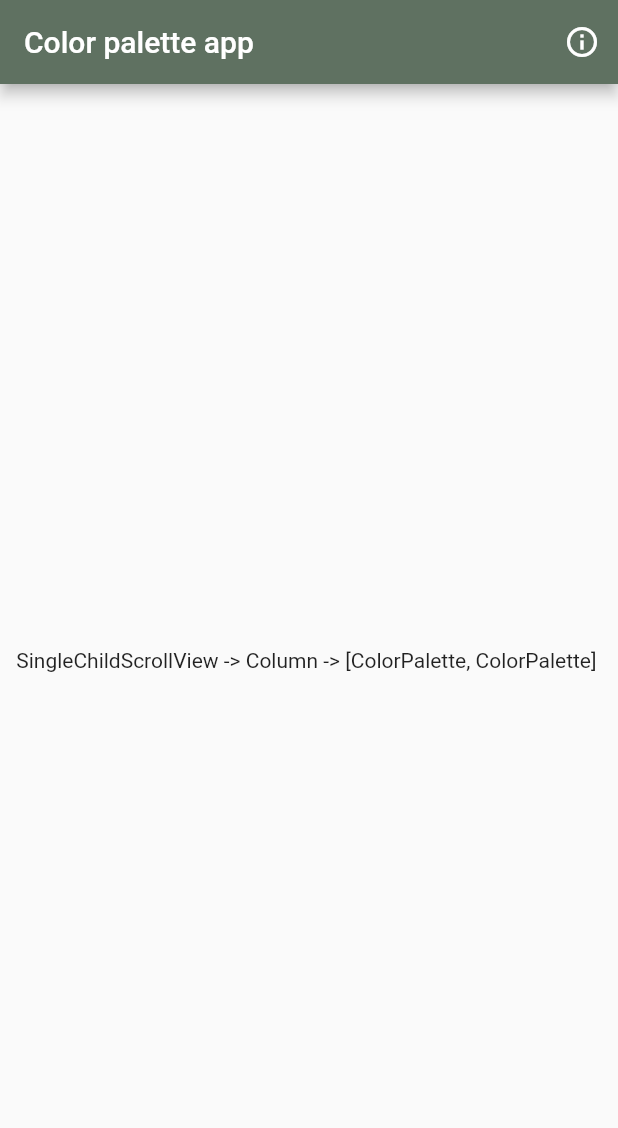
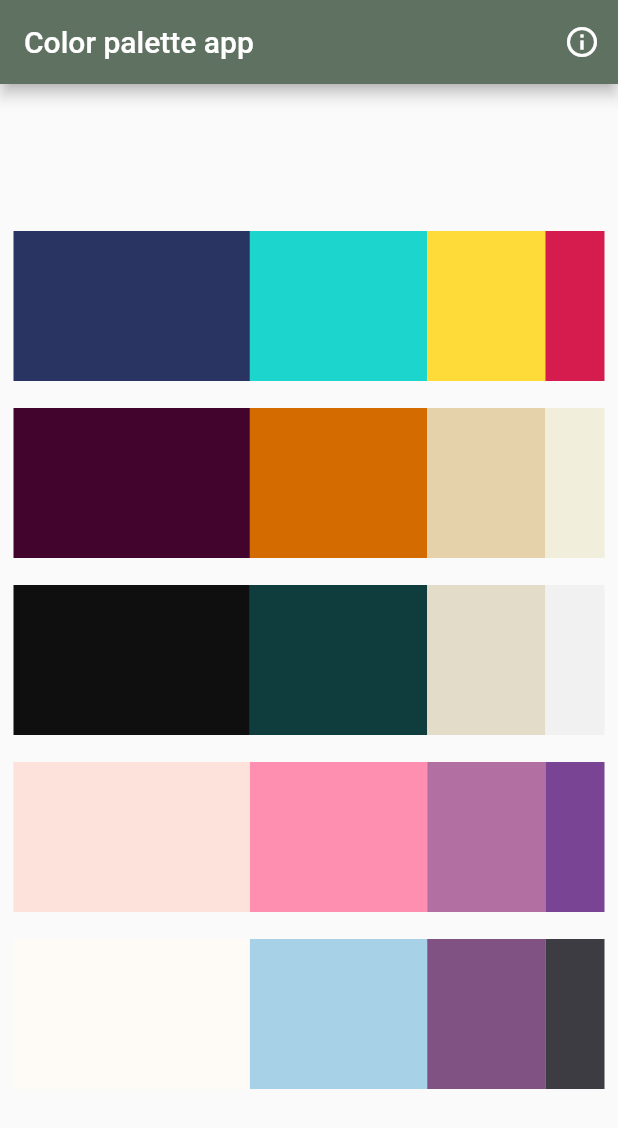
Before and after one commit to AlejandroBlanco2001/f_color_pallete, a Flutter app: the screen it shows after launch, on a phone screen of 412 x 824 dp. Shown: the top 1128 px of the screen. Run offline on Flutter 3.47's test engine with Material 2 defaults, Android fonts, the phone set to English and light mode, and no system bars; our stand-ins replace get, loggy.

Commit message:
First and Last

```diff
--- a/lib/ui/my_app.dart
+++ b/lib/ui/my_app.dart
@@ -10,6 +10,7 @@ class MyApp extends StatelessWidget {
   Widget build(BuildContext context) {
     // vamos a usar GetMaterialApp para pdoer usar un diálogo sin context
     return GetMaterialApp(
+      title: 'Taller colores',
       theme: ThemeData(
         brightness: Brightness.light,
         primarySwatch: ColorUtils.CreateMaterialColor('5F7161'),
--- a/lib/ui/pages/color_selection_page.dart
+++ b/lib/ui/pages/color_selection_page.dart
@@ -25,9 +25,45 @@ class ColorSelectionPage extends StatelessWidget {
           ],
         ),
         // https://colorhunt.co/
-        body: (const Center(
-          child: Text(
-              "SingleChildScrollView -> Column -> [ColorPalette, ColorPalette] "),
+        body: (Center(
+          child: SingleChildScrollView(
+            child: Column(
+              children: [
+                ColorPalette(
+                  baseColor: '293462',
+                  baseColor1: '1CD6CE',
+                  baseColor2: 'FEDB39',
+                  baseColor3: 'D61C4E',
+                  callback: showColor
+                ),
+                ColorPalette(
+                  baseColor: '42032C',
+                  baseColor1: 'D36B00',
+                  baseColor2: 'E6D2AA',
+                  baseColor3: 'F1EFDC',
+                  callback: showColor
+                ),
+                ColorPalette(
+                  baseColor: '100F0F',
+                  baseColor1: '0F3D3E',
+                  baseColor2: 'E2DCC8',
+                  baseColor3: 'F1F1F1',
+                  callback: showColor
+                ),
+                ColorPalette(
+                  baseColor: 'FCE2DB',
+                  baseColor1: 'FF8FB1',
+                  baseColor2: 'B270A2',
+                  baseColor3: '7A4495',
+                  callback: showColor),
+                ColorPalette(
+                  baseColor: 'FEFBF6',
+                  baseColor1: 'A6D1E6',
+                  baseColor2: '7F5283',
+                  baseColor3: '3D3C42',
+                  callback: showColor),
+            ],)
+          )
         )));
   }
 
--- a/lib/ui/widgets/color_palette.dart
+++ b/lib/ui/widgets/color_palette.dart
@@ -6,23 +6,58 @@ class ColorPalette extends StatelessWidget {
     Key? key,
     // así se reciben en el constructor, por ejemplo
     //required this.baseColor,
+    required this.baseColor,
+    required this.baseColor1,
+    required this.baseColor2,
+    required this.baseColor3,
+    required this.callback
   }) : super(key: key);
 
   // atributos de la clase, por ejemplo
   //final String baseColor;
+  final String baseColor, baseColor1,baseColor2,baseColor3;
 
   // también se puede tener como un atributo un callback, necesiario ya que es un
   // widget sin estado, por ejemplo
   //final Function(String) callback;
+final Function(String) callback;
 
   @override
   Widget build(BuildContext context) {
     // padding para crear espacio alrededor del widget
     return Padding(
-      padding: const EdgeInsets.all(8.0),
+      padding: const EdgeInsets.all(9.0),
       // vamos a mostrar los elementos en un row
-      child: Text(
-          'Row -> [Expanded(flex: 4,GestureDetector(Container(height: 100, color: ColorUtils.FromHex(baseColor))) )]'),
+      child: Row(
+        mainAxisAlignment: MainAxisAlignment.center,
+        mainAxisSize: MainAxisSize.max,
+        children: <Widget>[
+          Expanded(
+            flex: 4,
+            child: GestureDetector(
+              onTap: () => callback(baseColor),
+              child: Container(
+                height: 100, color: ColorUtils.FromHex(baseColor)))),
+          Expanded(
+            flex: 3,
+            child: GestureDetector(
+              onTap: () => callback(baseColor1),
+              child: Container(
+                height: 100, color: ColorUtils.FromHex(baseColor1)))),
+          Expanded(
+            flex: 2,
+            child: GestureDetector(
+              onTap: () => callback(baseColor2),
+              child: Container(
+                height: 100, color: ColorUtils.FromHex(baseColor2)))),
+          Expanded(
+            flex: 1,
+            child: GestureDetector(
+              onTap: () => callback(baseColor3),
+              child: Container(
+                height: 100, color: ColorUtils.FromHex(baseColor3)))),
+        ],
+      )
     );
   }
 }
```
